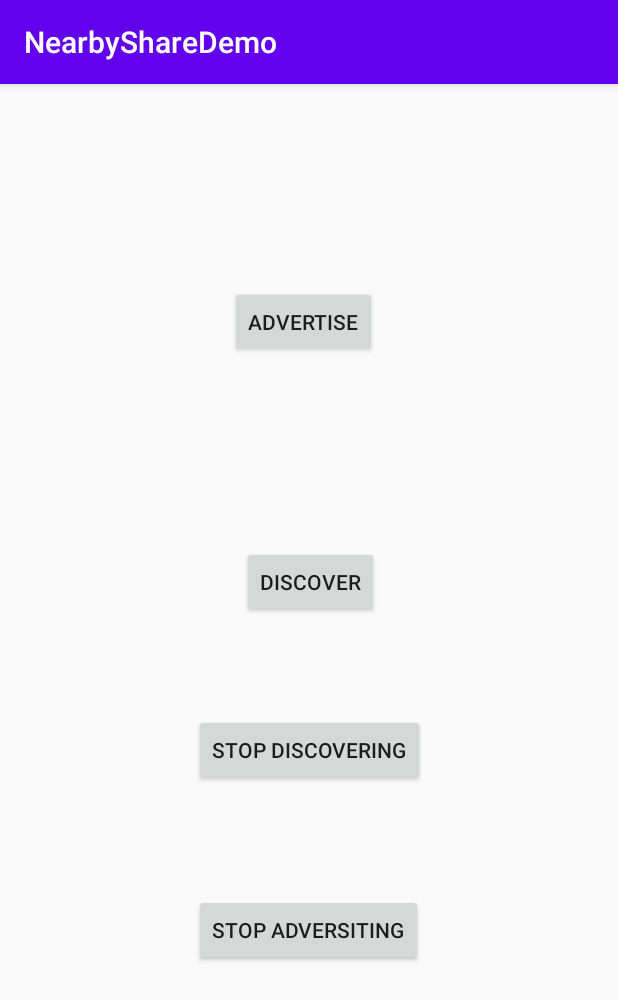
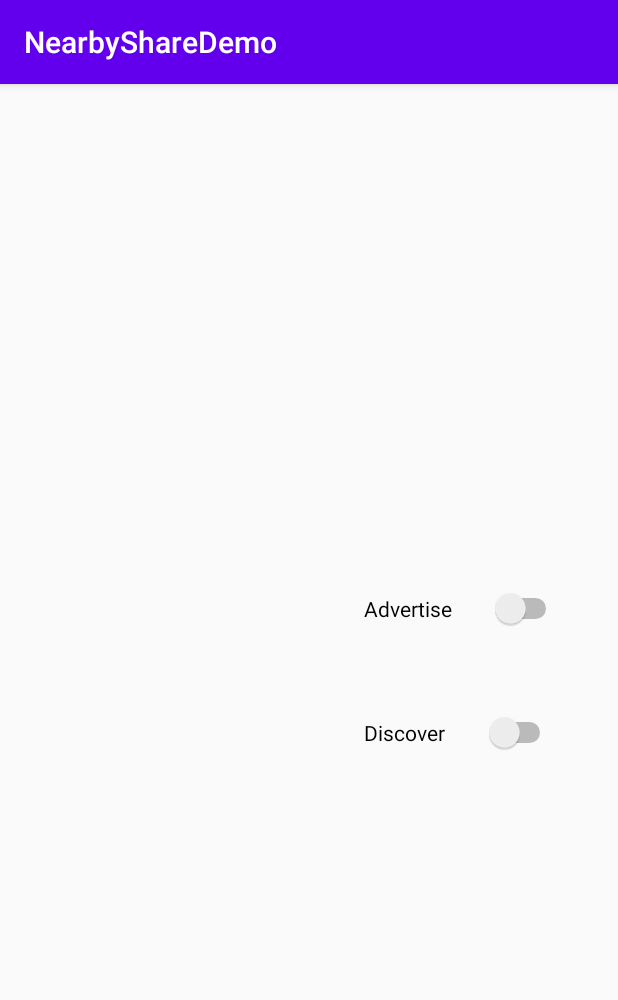
Before and after one commit to nischalshakya95/NearbyShareDemo, an Android app: the screen it shows after launch (MainActivity), on a phone screen of 412 x 824 dp. Shown: the top 1000 px of the screen. Run offline under Robolectric (Android 15) with nearby library versions, the phone set to English and light mode, and no system bars; libraries missing offline, so code that uses them is left out: com.google.android.gms.

Commit message:
Replace button with switch

```diff
--- a/app/src/main/java/com/dinube/nearbysharedemo/MainActivity.java
+++ b/app/src/main/java/com/dinube/nearbysharedemo/MainActivity.java
@@ -1,10 +1,11 @@
 package com.dinube.nearbysharedemo;
 
+import android.annotation.SuppressLint;
 import android.content.Context;
 import android.content.DialogInterface;
 import android.os.Build;
 import android.os.Bundle;
-import android.widget.Button;
+import android.widget.Switch;
 import android.widget.Toast;
 
 import androidx.annotation.NonNull;
@@ -39,17 +40,26 @@ public class MainActivity extends AppCompatActivity {
         context = getApplicationContext();
         endpointName = Build.MODEL;
 
-        Button startAdvertising = findViewById(R.id.advertise);
-        startAdvertising.setOnClickListener(click -> startAdvertising());
+        @SuppressLint("UseSwitchCompatOrMaterialCode")
+        Switch advertiseSwitch = findViewById(R.id.advertiseSwitch);
+        advertiseSwitch.setOnCheckedChangeListener((buttonView, isChecked) -> {
+            if (isChecked) {
+                startAdvertising();
+            } else {
+                stopAdvertising();
+            }
+        });
 
-        Button stopAdvertising = findViewById(R.id.stopAdversiting);
-        stopAdvertising.setOnClickListener(click -> stopAdvertising());
+        @SuppressLint("UseSwitchCompatOrMaterialCode")
+        Switch discoverSwitch = findViewById(R.id.discoverSwitch);
+        discoverSwitch.setOnCheckedChangeListener((buttonView, isChecked) -> {
+            if (isChecked) {
+                startDiscovering();
+            } else {
+                stopDiscovering();
+            }
+        });
 
-        Button startDiscovering = findViewById(R.id.discover);
-        startDiscovering.setOnClickListener(click -> startDiscovering());
-
-        Button stopDiscovering = findViewById(R.id.stopDiscovering);
-        stopDiscovering.setOnClickListener(click -> stopDiscovering());
     }
 
     private final EndpointDiscoveryCallback endpointDiscoveryCallback = new EndpointDiscoveryCallback() {
--- a/app/src/main/res/layout/activity_main.xml
+++ b/app/src/main/res/layout/activity_main.xml
@@ -6,47 +6,27 @@
     android:layout_height="match_parent"
     tools:context=".MainActivity">
 
-    <Button
-        android:id="@+id/advertise"
-        android:layout_width="wrap_content"
-        android:layout_height="wrap_content"
-        android:text="@string/advertise"
-        app:layout_constraintBottom_toTopOf="@+id/discover"
+    <Switch
+        android:id="@+id/advertiseSwitch"
+        android:layout_width="132dp"
+        android:layout_height="35dp"
+        android:layout_marginBottom="28dp"
+        android:text="Advertise"
+        app:layout_constraintBottom_toTopOf="@+id/discoverSwitch"
         app:layout_constraintEnd_toEndOf="parent"
-        app:layout_constraintHorizontal_bias="0.488"
+        app:layout_constraintHorizontal_bias="0.867"
         app:layout_constraintStart_toStartOf="parent"
         app:layout_constraintTop_toTopOf="parent"
-        app:layout_constraintVertical_bias="0.518" />
+        app:layout_constraintVertical_bias="0.939" />
 
-    <Button
-        android:id="@+id/discover"
-        android:layout_width="wrap_content"
-        android:layout_height="wrap_content"
-        android:layout_marginBottom="64dp"
-        android:text="@string/discover"
-        app:layout_constraintBottom_toTopOf="@+id/stopDiscovering"
-        app:layout_constraintEnd_toEndOf="parent"
-        app:layout_constraintHorizontal_bias="0.504"
-        app:layout_constraintStart_toStartOf="parent" />
-
-    <Button
-        android:id="@+id/stopAdversiting"
-        android:layout_width="wrap_content"
-        android:layout_height="wrap_content"
-        android:layout_marginBottom="180dp"
-        android:text="@string/stop_adversiting"
+    <Switch
+        android:id="@+id/discoverSwitch"
+        android:layout_width="128dp"
+        android:layout_height="31dp"
+        android:layout_marginBottom="320dp"
+        android:text="Discover"
         app:layout_constraintBottom_toBottomOf="parent"
         app:layout_constraintEnd_toEndOf="parent"
-        app:layout_constraintHorizontal_bias="0.498"
-        app:layout_constraintStart_toStartOf="parent" />
-
-    <Button
-        android:id="@+id/stopDiscovering"
-        android:layout_width="wrap_content"
-        android:layout_height="wrap_content"
-        android:layout_marginBottom="72dp"
-        android:text="@string/stop_discovering"
-        app:layout_constraintBottom_toTopOf="@+id/stopAdversiting"
-        app:layout_constraintEnd_toEndOf="parent"
+        app:layout_constraintHorizontal_bias="0.855"
         app:layout_constraintStart_toStartOf="parent" />
 </androidx.constraintlayout.widget.ConstraintLayout>
--- a/app/src/main/res/values/strings.xml
+++ b/app/src/main/res/values/strings.xml
@@ -2,6 +2,6 @@
     <string name="app_name">NearbyShareDemo</string>
     <string name="advertise">Advertise</string>
     <string name="discover">Discover</string>
-    <string name="stop_adversiting">Stop Adversiting</string>
+    <string name="stop_advertising">Stop Adversiting</string>
     <string name="stop_discovering">Stop Discovering</string>
 </resources>
```
